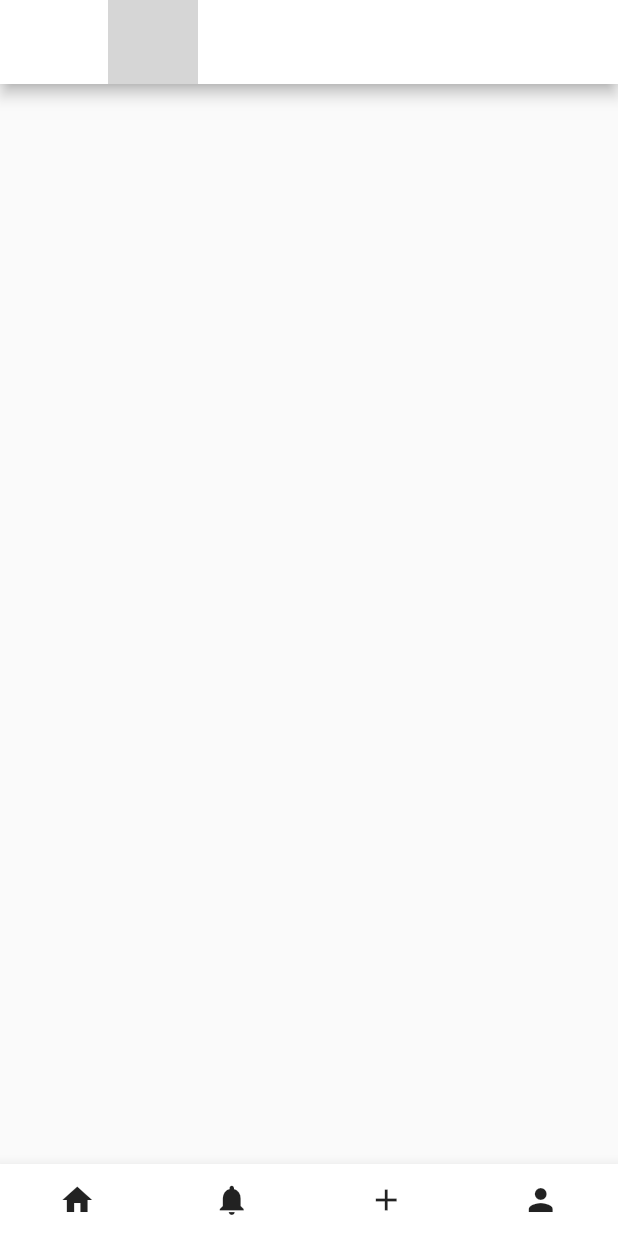
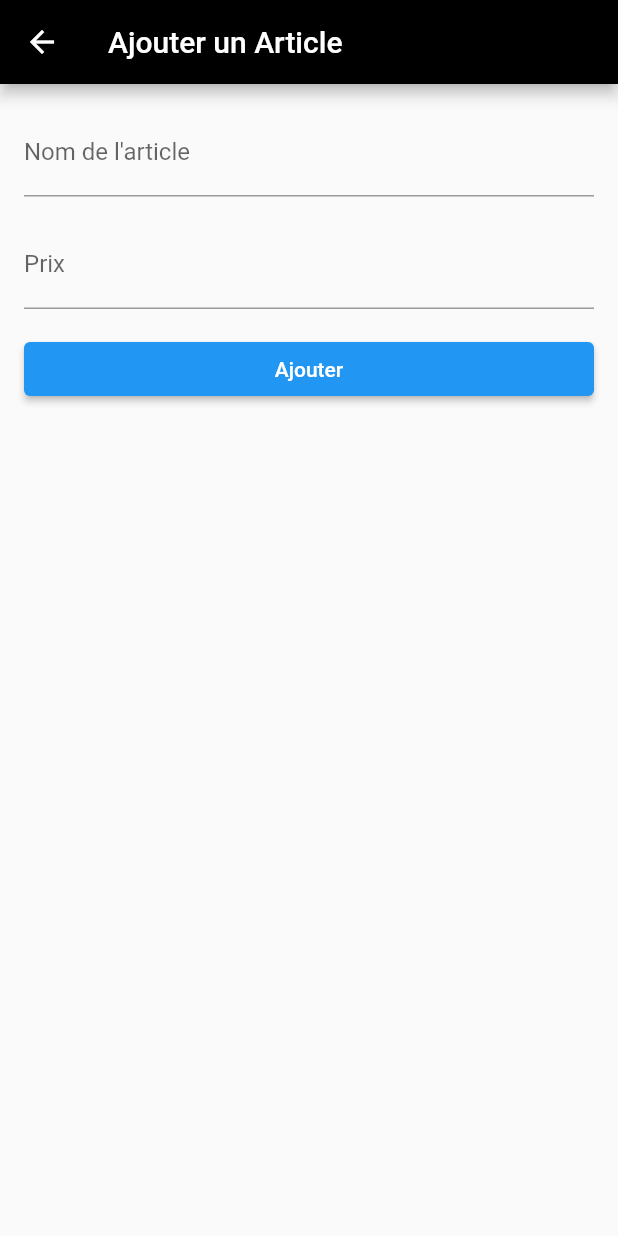
Before and after one commit to Investiny/InvestinyMobile, a Flutter app: the AccueilInvestiny screen opened directly, after a tap on the "add" icon, on a phone screen of 412 x 824 dp. Run offline on Flutter 3.47's test engine with Material 2 defaults, Android fonts, the phone set to English and light mode, and no system bars; our stand-ins replace font_awesome_flutter; network calls fail; grey boxes are pictures that could not be loaded.

Commit message:
version v4

```diff
--- a/lib/accueil.dart
+++ b/lib/accueil.dart
@@ -1,6 +1,6 @@
 import 'package:flutter/material.dart';
 import 'package:investinymobile/mydrawer.dart';
-import 'projectsPage.dart';
+import 'feed.dart';
 
 import 'footer.dart';
 
@@ -14,19 +14,22 @@ class _AccueilInvestinyState extends State<AccueilInvestiny> {
   Widget build(BuildContext context) {
     return Scaffold(
       appBar: AppBar(
-        backgroundColor: Colors.white,
+        backgroundColor: Colors.black,
         title: Image.asset(
-          './logo-removebg-preview.png',
+          './logonoir-removebg-preview.png',
           height: 60,
         ),
-
       ),
-        body:Center(
-          child: ProjectsPage(),
+      body: Center(
+        child: Feed(),
+      ),
+      drawer: Drawer(
+        child: Container(
+          color: Colors.black,
+          child: MyDrawer(),
         ),
-      drawer: MyDrawer(),
+      ),
       bottomNavigationBar: FooterPage(),
     );
-
   }
 }
--- /dev/null
+++ b/lib/ajoutpost.dart
@@ -0,0 +1,97 @@
+import 'package:flutter/material.dart';
+
+class AjoutArticle extends StatefulWidget {
+  @override
+  _AjoutArticleState createState() => _AjoutArticleState(
+
+  );
+}
+
+class _AjoutArticleState extends State<AjoutArticle> {
+  // Créez des contrôleurs pour les champs du formulaire
+   final GlobalKey<FormState> _formKey = GlobalKey<FormState>();
+  TextEditingController _nomController = TextEditingController();
+  TextEditingController _prixController = TextEditingController();
+  TextEditingController _etatController = TextEditingController();
+  TextEditingController _imageController = TextEditingController();
+  TextEditingController _dateDebutController = TextEditingController();
+  TextEditingController _dateFinController = TextEditingController();
+
+  // Autres variables ou méthodes nécessaires selon vos besoins
+
+  @override
+  Widget build(BuildContext context) {
+    return Scaffold(
+      appBar: AppBar(
+        backgroundColor: Colors.black,
+        title: Text('Ajouter un Article'),
+      ),
+      body: Padding(
+        padding: const EdgeInsets.all(16.0),
+        child: Form(
+          // Ajoutez une clé pour le formulaire
+          key: _formKey,
+          child: Column(
+            crossAxisAlignment: CrossAxisAlignment.stretch,
+            children: [
+              // Champ Nom de l'article
+              TextFormField(
+                controller: _nomController,
+                decoration: InputDecoration(labelText: 'Nom de l\'article'),
+                validator: (value) {
+
+                    return 'Veuillez entrer le nom de l\'article';
+
+                },
+              ),
+              SizedBox(height: 16),
+
+              // Champ Prix
+              TextFormField(
+                controller: _prixController,
+                decoration: InputDecoration(labelText: 'Prix'),
+                keyboardType: TextInputType.number,
+                validator: (value) {
+
+                    return 'Veuillez entrer le prix';
+
+
+                },
+              ),
+              SizedBox(height: 16),
+
+              // Autres champs du formulaire (État, Image, Dates, etc.)
+              // ...
+
+              // Bouton d'ajout
+              ElevatedButton(
+                onPressed: () {
+                  // Validez le formulaire avant de procéder
+
+                    // Ajoutez votre logique pour enregistrer l'article
+                    // Utilisez les valeurs des contrôleurs (_nomController.text, _prixController.text, etc.)
+                    // ...
+
+                    // Réinitialisez les contrôleurs après avoir ajouté l'article
+                    _nomController.clear();
+                    _prixController.clear();
+                    // Réinitialisez les autres contrôleurs selon les besoins
+
+                    // Affichez un message de succès ou redirigez l'utilisateur
+                    ScaffoldMessenger.of(context).showSnackBar(
+                      SnackBar(
+                        content: Text('Article ajouté avec succès'),
+                        duration: Duration(seconds: 2),
+                      ),
+                    );
+                  },
+
+                child: Text('Ajouter'),
+              ),
+            ],
+          ),
+        ),
+      ),
+    );
+  }
+}
--- /dev/null
+++ b/lib/feed.dart
@@ -0,0 +1,132 @@
+import 'package:flutter/material.dart';
+import 'package:font_awesome_flutter/font_awesome_flutter.dart';
+
+class Feed extends StatelessWidget {
+  @override
+  Widget build(BuildContext context) {
+    return Scaffold(
+      body:
+       ListView(
+
+          children: <Widget>[
+
+            SizedBox(
+              height: 10,
+            ),
+            feed('../assets/product/bag.PNG'),
+            SizedBox(height: 20,),
+            feed('../assets/product/mag.PNG'),SizedBox(height: 20,),
+            feed('../assets/product/pc.PNG'),SizedBox(height: 20,),
+            feed('../assets/product/pen.PNG'),SizedBox(height:20,),
+          ],
+        ),
+
+    );
+  }
+}
+
+Widget product(String image, name) {
+  return Padding(
+    padding: const EdgeInsets.only(right: 12),
+    child: Column(
+      children: <Widget>[
+        Container(
+          padding: EdgeInsets.all(1),
+          width: 76,
+          height: 76,
+          decoration: BoxDecoration(
+              shape: BoxShape.circle,
+              border: Border.all(color: Color(0xFFc05ba6), width: 3)),
+          child: ClipOval(
+            child: Image.asset(
+              image,
+              fit: BoxFit.cover,
+            ),
+          ),
+        ),
+        SizedBox(
+          height: 5,
+        ),
+        Text(
+          name,
+          style: TextStyle(
+              color: Colors.black.withOpacity(.8), fontWeight: FontWeight.w500),
+        )
+      ],
+    ),
+  );
+}
+
+Widget feed(String image) {
+  return Container(
+    decoration: BoxDecoration(
+        color: Colors.white,
+        border: Border(top: BorderSide(color: Colors.grey.withOpacity(.3)))),
+    child: Column(
+      crossAxisAlignment: CrossAxisAlignment.start,
+      children: <Widget>[
+        ListTile(
+          leading: CircleAvatar(
+            backgroundImage: AssetImage('../assets/product/profile.jpg'),
+          ),
+          title: Text(
+            'user 1',
+            style: TextStyle(
+                color: Colors.black.withOpacity(.8),
+                fontWeight: FontWeight.w400,
+                fontSize: 21),
+          ),
+          trailing: Icon(Icons.more_vert),
+        ),
+        Image.asset(
+          image,
+          fit: BoxFit.cover,
+          width: double.infinity,
+        ),
+        Padding(
+          padding: const EdgeInsets.all(8.0),
+          child: Row(
+            mainAxisAlignment: MainAxisAlignment.spaceBetween,
+            children: <Widget>[
+              Row(
+                children: <Widget>[
+
+                  SizedBox(
+                    width: 12,
+                  ),
+                  ElevatedButton(
+                    onPressed: () {
+                      // Action à effectuer lors de l'appui sur le bouton Investih
+                      print("Investih button pressed");
+                    },
+                    style: ElevatedButton.styleFrom(
+                      primary: Colors.blue, // Couleur de fond du bouton
+                    ),
+                    child: Text(
+                      "Investih",
+                      style: TextStyle(
+                        color: Colors.white, // Couleur du texte du bouton
+                      ),
+                    ),
+                  ),
+                  SizedBox(
+                    width: 12,
+                  ),
+                  Icon(Icons.send, size: 31),
+                ],
+              ),
+              Icon(Icons.bookmark_border, size: 31)
+            ],
+          ),
+        ),
+        Padding(
+          padding: const EdgeInsets.symmetric(horizontal: 12, vertical: 5),
+          child: Text(
+            'description du produit []',
+            style: TextStyle(fontSize: 16, color: Colors.black.withOpacity(.8)),
+          ),
+        )
+      ],
+    ),
+  );
+}
--- a/lib/footer.dart
+++ b/lib/footer.dart
@@ -1,39 +1,68 @@
 import 'package:flutter/material.dart';
+import 'package:investinymobile/accueil.dart';
+
+import 'ajoutpost.dart';
+import 'notificatin.dart';
+import 'profile.dart';
+
 class FooterPage extends StatelessWidget {
   @override
   Widget build(BuildContext context) {
     return BottomAppBar(
-        color: Colors.white, // Couleur de la barre inférieure
+      color: Colors.black, // Couleur de la barre inférieure
       child: Row(
         mainAxisAlignment: MainAxisAlignment.spaceAround,
         children: [
           IconButton(
-              icon: Icon(Icons.home), // Icône d'accueil
+            icon: Icon(
+              Icons.home,
+              color: Color.fromARGB(255, 255, 255, 255),
+            ), // Icône d'accueil
             onPressed: () {
-                // Action lors de l'appui sur l'icône d'accueil
+              Navigator.push(
+                context,
+                MaterialPageRoute(builder: (context) => AccueilInvestiny()),
+              );
             },
           ),
           IconButton(
-              icon: Icon(Icons.notifications), // Icône de notification
+            icon: Icon(
+              Icons.notifications,
+              color: Color.fromARGB(255, 255, 255, 255),
+            ), // Icône de notification
             onPressed: () {
-                // Action lors de l'appui sur l'icône de notification
+              Navigator.push(
+                context,
+                MaterialPageRoute(builder: (context) => NotificationPage()),
+              );
             },
           ),
           IconButton(
-              icon: Icon(Icons.add), // Icône d'ajout d'article
+            icon: Icon(
+              Icons.add,
+              color: Color.fromARGB(255, 255, 255, 255),
+            ), // Icône d'ajout d'article
             onPressed: () {
-                // Action lors de l'appui sur l'icône d'ajout d'article
+              Navigator.push(
+                context,
+                MaterialPageRoute(builder: (context) => AjoutArticle()),
+              );
             },
           ),
           IconButton(
-              icon: Icon(Icons.person), // Icône de profil
+            icon: Icon(
+              Icons.person,
+              color: Color.fromARGB(255, 255, 255, 255),
+            ), // Icône de profil
             onPressed: () {
-                // Action lors de l'appui sur l'icône de profil
+              Navigator.push(
+                context,
+                MaterialPageRoute(builder: (context) => ProfilePage()),
+              );
             },
           ),
         ],
       ),
     );
   }
-
 }
--- a/lib/main.dart
+++ b/lib/main.dart
@@ -11,7 +11,7 @@ class MyApp extends StatelessWidget {
   Widget build(BuildContext context) {
     return MaterialApp(
       home: SignInPage(),
-      debugShowCheckedModeBanner: false,
+        debugShowCheckedModeBanner: false,
     );
   }
 }
--- a/lib/mydrawer.dart
+++ b/lib/mydrawer.dart
@@ -6,7 +6,9 @@ class MyDrawer extends StatelessWidget {
   @override
   Widget build(BuildContext context) {
     return Drawer(
+
         child: ListView(
+
           padding: EdgeInsets.zero,
           children: [
             const UserAccountsDrawerHeader(
--- a/lib/projectsPage.dart
+++ /dev/null
@@ -1,30 +0,0 @@
-// projects_page.dart
-import 'package:flutter/material.dart';
-
-class ProjectsPage extends StatelessWidget {
-
-
-
-
-  @override
-  Widget build(BuildContext context) {
-    return Scaffold(
-
-      body: _buildBody(),
-    );
-  }
-
-  Container _buildBody() {
-    return Container(
-      padding: const EdgeInsets.all(16.0),
-      child: SingleChildScrollView(
-        scrollDirection: Axis.vertical,
-        child: Column(
-          children: [
-            // Ajoutez ici le contenu spécifique de la page
-          ],
-        ),
-      ),
-    );
-  }
-}
--- a/lib/singin.dart
+++ b/lib/singin.dart
@@ -5,7 +5,9 @@ class SignInPage extends StatelessWidget {
   @override
   Widget build(BuildContext context) {
     return MaterialApp(
+      debugShowCheckedModeBanner: false,
       home: Scaffold(
+
         backgroundColor: Color(0xFFdddd), // Couleur d'arrière-plan
         body: Center(
           child: Container(
--- a/pubspec.yaml
+++ b/pubspec.yaml
@@ -35,6 +35,8 @@ dependencies:
   # The following adds the Cupertino Icons font to your application.
   # Use with the CupertinoIcons class for iOS style icons.
   cupertino_icons: ^1.0.2
+  provider: ^6.1.1
+  font_awesome_flutter: ^10.6.0
 
 dev_dependencies:
   flutter_test:
```
Also changed, not shown: lib/feedlist.dart (added, +90 -0 lines), lib/notificatin.dart (added, +34 -0 lines), lib/profile.dart (added, +118 -0 lines), assets/logonoir-removebg-preview.png (added), pubspec.lock. Lines whose indentation alone changed are shown as unchanged.
